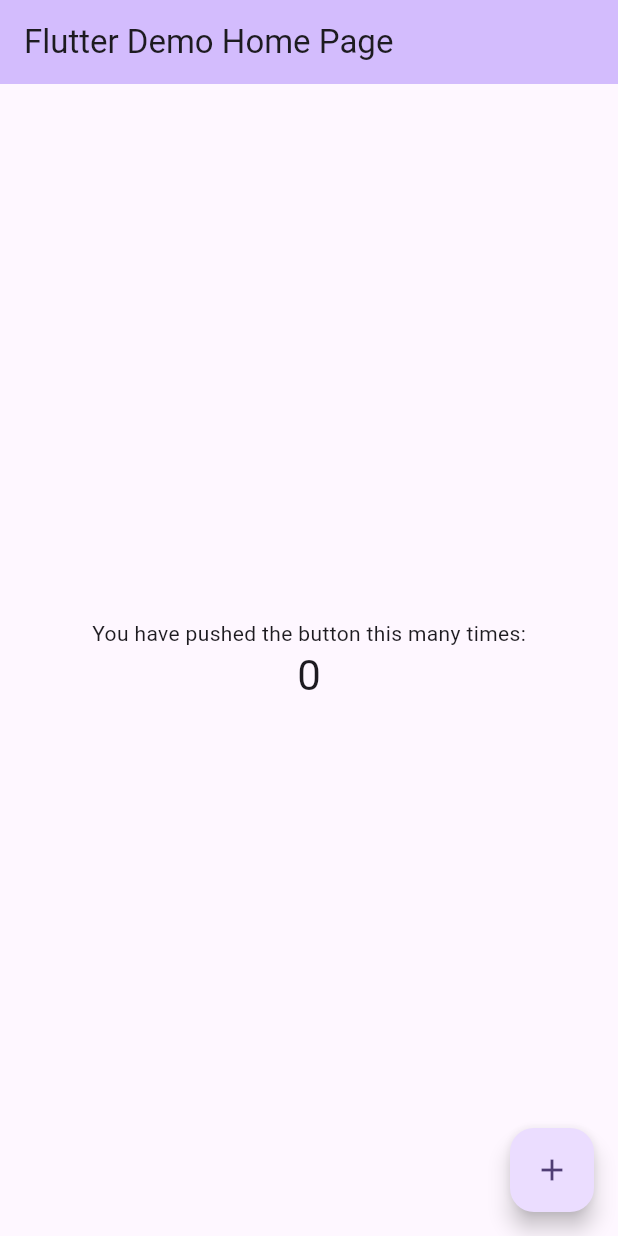
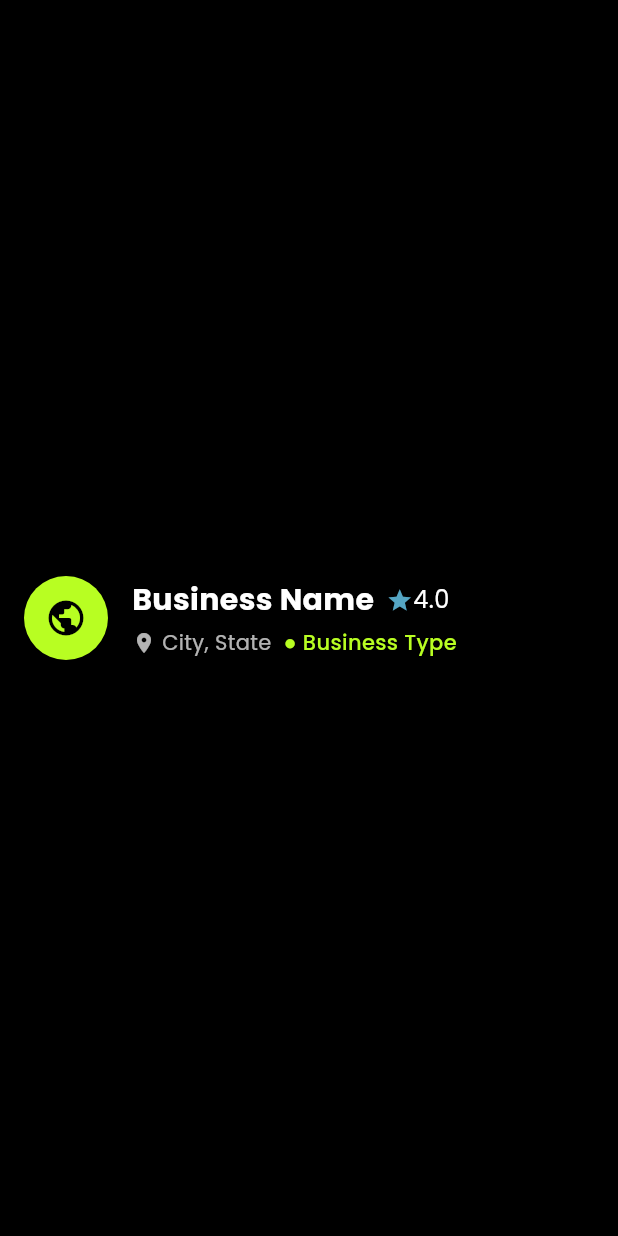
Before and after one commit to Anjanikumar98/My_module, a Flutter app: the screen it shows after launch, on a phone screen of 412 x 824 dp. Run offline on Flutter 3.47's test engine with Material 3 defaults, Android fonts, the phone set to English and light mode, and no system bars; our stand-ins replace get, google_fonts.

Commit message:
Working on UI

```diff
--- /dev/null
+++ b/lib/components/businees_card.dart
@@ -0,0 +1,108 @@
+import 'package:flutter/material.dart';
+import '../utlis/color_constants.dart';
+
+
+class BusinessCard extends StatelessWidget {
+  @override
+  Widget build(BuildContext context) {
+    return Scaffold(
+      backgroundColor: ColorConstant.pureBlack,
+      body: Center(
+        child: Container(
+          padding: EdgeInsets.symmetric(horizontal: 16, vertical: 12),
+          decoration: BoxDecoration(
+            color: Colors.transparent,
+          ),
+          child: Row(
+            crossAxisAlignment: CrossAxisAlignment.center,
+            children: [
+              // Icon or Logo
+              CircleAvatar(
+                radius: 28,
+                backgroundColor: ColorConstant.primaryGreen,
+                child: Icon(
+                  Icons.public,
+                  color: ColorConstant.pureBlack,
+                  size: 28,
+                ),
+              ),
+              SizedBox(width: 16), // Spacing between logo and text
+
+              // Text and Details
+              Column(
+                crossAxisAlignment: CrossAxisAlignment.start,
+                mainAxisAlignment: MainAxisAlignment.center,
+                children: [
+                  // Business Name and Rating
+                  Row(
+                    children: [
+                      Text(
+                        "Business Name",
+                        style: TextStyle(
+                          color: ColorConstant.pureWhite,
+                          fontWeight: FontWeight.bold,
+                          fontSize: 20,
+                        ),
+                      ),
+                      SizedBox(width: 8),
+                      Icon(Icons.star, color: ColorConstant.primaryBlue, size: 18),
+                      Text(
+                        "4.0",
+                        style: TextStyle(
+                          color: ColorConstant.pureWhite,
+                          fontSize: 16,
+                        ),
+                      ),
+                    ],
+                  ),
+                  SizedBox(height: 4),
+
+                  // City, State & Business Type
+                  Row(
+                    children: [
+                      Icon(
+                        Icons.location_on,
+                        color: ColorConstant.pureWhite.withOpacity(0.7),
+                        size: 16,
+                      ),
+                      SizedBox(width: 4),
+                      Text(
+                        "City, State",
+                        style: TextStyle(
+                          color: ColorConstant.pureWhite.withOpacity(0.7),
+                          fontSize: 14,
+                        ),
+                      ),
+                      SizedBox(width: 8),
+                      Text(
+                        "●",
+                        style: TextStyle(
+                          color: ColorConstant.primaryGreen,
+                          fontSize: 14,
+                        ),
+                      ),
+                      SizedBox(width: 4),
+                      Text(
+                        "Business Type",
+                        style: TextStyle(
+                          color: ColorConstant.primaryGreen,
+                          fontSize: 14,
+                          fontWeight: FontWeight.w500,
+                        ),
+                      ),
+                    ],
+                  ),
+                ],
+              ),
+            ],
+          ),
+        ),
+      ),
+    );
+  }
+}
+
+void main() => runApp(MaterialApp(
+  debugShowCheckedModeBanner: false,
+  home: BusinessCard(),
+));
--- /dev/null
+++ b/lib/controllers/BusinessCardController.dart
@@ -0,0 +1,35 @@
+import 'package:flutter/material.dart';
+import 'package:get/get.dart';
+import 'package:google_fonts/google_fonts.dart';
+
+class BusinessCardController extends GetxController {
+  var name = "abc".obs; // The 'obs' makes the variable observable
+}
+
+class BusinessCard extends StatelessWidget {
+  @override
+  Widget build(BuildContext context) {
+    final BusinessCardController controller = Get.put(BusinessCardController());
+
+    return Scaffold(
+      appBar: AppBar(title: Text('Business Card')),
+      body: Center(
+        child: Column(
+          mainAxisAlignment: MainAxisAlignment.center,
+          children: [
+            Obx(() => Text(
+                  controller.name.value, // Dynamically updated name
+                  style: GoogleFonts.poppins(fontSize: 24),
+                )),
+            ElevatedButton(
+              onPressed: () {
+                controller.name.value = "name"; // Change name dynamically
+              },
+              child: Text("Change Name"),
+            ),
+          ],
+        ),
+      ),
+    );
+  }
+}
--- a/lib/main.dart
+++ b/lib/main.dart
@@ -1,4 +1,9 @@
 import 'package:flutter/material.dart';
+import 'package:get/get.dart';
+import 'package:google_fonts/google_fonts.dart';
+import 'package:my_module/components/businees_card.dart';
+
+
 
 void main() {
   runApp(const MyApp());
@@ -7,119 +12,13 @@
 class MyApp extends StatelessWidget {
   const MyApp({super.key});
 
-  // This widget is the root of your application.
   @override
   Widget build(BuildContext context) {
-    return MaterialApp(
-      title: 'Flutter Demo',
-      theme: ThemeData(
-        // This is the theme of your application.
-        //
-        // TRY THIS: Try running your application with "flutter run". You'll see
-        // the application has a purple toolbar. Then, without quitting the app,
-        // try changing the seedColor in the colorScheme below to Colors.green
-        // and then invoke "hot reload" (save your changes or press the "hot
-        // reload" button in a Flutter-supported IDE, or press "r" if you used
-        // the command line to start the app).
-        //
-        // Notice that the counter didn't reset back to zero; the application
-        // state is not lost during the reload. To reset the state, use hot
-        // restart instead.
-        //
-        // This works for code too, not just values: Most code changes can be
-        // tested with just a hot reload.
-        colorScheme: ColorScheme.fromSeed(seedColor: Colors.deepPurple),
-        useMaterial3: true,
-      ),
-      home: const MyHomePage(title: 'Flutter Demo Home Page'),
+    return GetMaterialApp(
+      theme: ThemeData(textTheme: GoogleFonts.poppinsTextTheme()),
+      debugShowCheckedModeBanner: false,
+      title: 'My Module',
+      home: BusinessCard(),
     );
   }
 }
-
-class MyHomePage extends StatefulWidget {
-  const MyHomePage({super.key, required this.title});
-
-  // This widget is the home page of your application. It is stateful, meaning
-  // that it has a State object (defined below) that contains fields that affect
-  // how it looks.
-
-  // This class is the configuration for the state. It holds the values (in this
-  // case the title) provided by the parent (in this case the App widget) and
-  // used by the build method of the State. Fields in a Widget subclass are
-  // always marked "final".
-
-  final String title;
-
-  @override
-  State<MyHomePage> createState() => _MyHomePageState();
-}
-
-class _MyHomePageState extends State<MyHomePage> {
-  int _counter = 0;
-
-  void _incrementCounter() {
-    setState(() {
-      // This call to setState tells the Flutter framework that something has
-      // changed in this State, which causes it to rerun the build method below
-      // so that the display can reflect the updated values. If we changed
-      // _counter without calling setState(), then the build method would not be
-      // called again, and so nothing would appear to happen.
-      _counter++;
-    });
-  }
-
-  @override
-  Widget build(BuildContext context) {
-    // This method is rerun every time setState is called, for instance as done
-    // by the _incrementCounter method above.
-    //
-    // The Flutter framework has been optimized to make rerunning build methods
-    // fast, so that you can just rebuild anything that needs updating rather
-    // than having to individually change instances of widgets.
-    return Scaffold(
-      appBar: AppBar(
-        // TRY THIS: Try changing the color here to a specific color (to
-        // Colors.amber, perhaps?) and trigger a hot reload to see the AppBar
-        // change color while the other colors stay the same.
-        backgroundColor: Theme.of(context).colorScheme.inversePrimary,
-        // Here we take the value from the MyHomePage object that was created by
-        // the App.build method, and use it to set our appbar title.
-        title: Text(widget.title),
-      ),
-      body: Center(
-        // Center is a layout widget. It takes a single child and positions it
-        // in the middle of the parent.
-        child: Column(
-          // Column is also a layout widget. It takes a list of children and
-          // arranges them vertically. By default, it sizes itself to fit its
-          // children horizontally, and tries to be as tall as its parent.
-          //
-          // Column has various properties to control how it sizes itself and
-          // how it positions its children. Here we use mainAxisAlignment to
-          // center the children vertically; the main axis here is the vertical
-          // axis because Columns are vertical (the cross axis would be
-          // horizontal).
-          //
-          // TRY THIS: Invoke "debug painting" (choose the "Toggle Debug Paint"
-          // action in the IDE, or press "p" in the console), to see the
-          // wireframe for each widget.
-          mainAxisAlignment: MainAxisAlignment.center,
-          children: <Widget>[
-            const Text(
-              'You have pushed the button this many times:',
-            ),
-            Text(
-              '$_counter',
-              style: Theme.of(context).textTheme.headlineMedium,
-            ),
-          ],
-        ),
-      ),
-      floatingActionButton: FloatingActionButton(
-        onPressed: _incrementCounter,
-        tooltip: 'Increment',
-        child: const Icon(Icons.add),
-      ), // This trailing comma makes auto-formatting nicer for build methods.
-    );
-  }
-}
--- /dev/null
+++ b/lib/utlis/color_constants.dart
@@ -0,0 +1,13 @@
+import 'package:flutter/material.dart';
+
+class ColorConstant {
+  static Color primaryGreen = const Color(0XFFB8FE22);
+  static Color sparentOverlay = const Color(0xffDF0030);
+  static Color pureBlack = const Color(0xff000000);
+  static Color primaryBlue = const Color(0xFF55A6C4);
+  static Color pureWhite = const Color(0xFFffffff);
+  static Color chineBlack = const Color(0xFF121212);
+  static Color offWhite = const Color(0xFFF4F4F4);
+  static Color darkBlue = const Color(0xFF2F5B6C);
+  static Color darkGrey = const Color(0xFF063434);
+}
--- /dev/null
+++ b/lib/utlis/string_constants.dart
@@ -0,0 +1,4 @@
+class StringConstant {
+  static const String verified = 'Verified';
+  static const String unVerified = 'Unverified';
+}
```
Also changed, not shown: lib/web_page_creation_form.dart (added, +176 -0 lines), pubspec.yaml (+7 -0 lines), lib/utlis/image_constants.dart (added), pubspec.lock, 5 other files.
